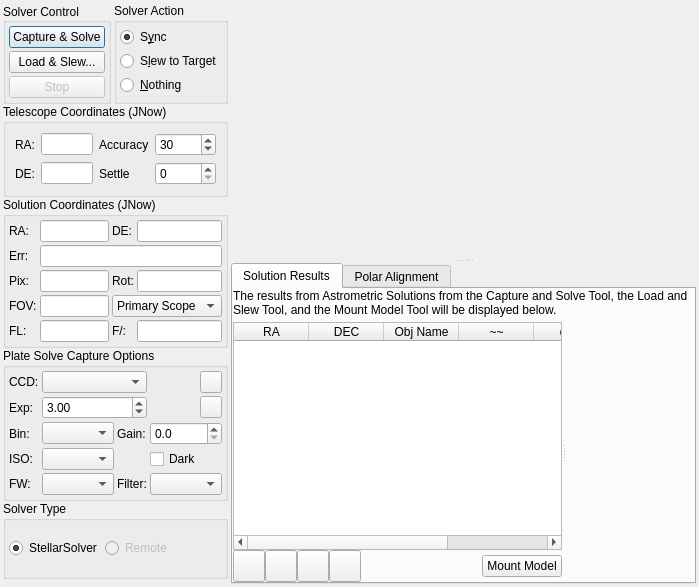
The window that kstars/ekos/align/align.ui (KDE/kstars) describes before a commit, drawn with Qt 5.
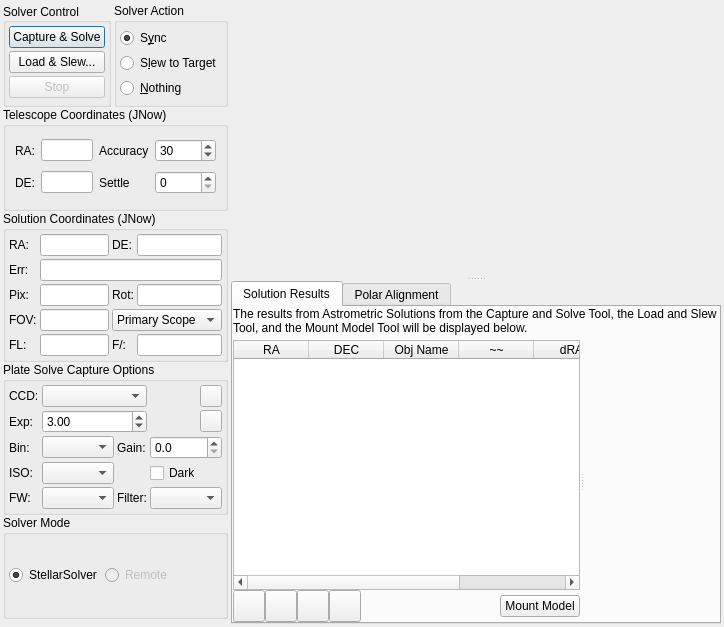
The same window after the commit. Custom widgets are drawn as their Qt base class.

Commit message: solver MODE would be used now to designate mode of operation local (stellarsolver) or remote solver. While solver TYPE would be used to differentiate among the different backends

```diff
--- a/kstars/ekos/align/align.ui
+++ b/kstars/ekos/align/align.ui
@@ -6,8 +6,8 @@
    <rect>
     <x>0</x>
     <y>0</y>
-    <width>614</width>
-    <height>587</height>
+    <width>724</width>
+    <height>627</height>
    </rect>
   </property>
   <layout class="QHBoxLayout" name="primaryLayout" stretch="1,3">
@@ -661,7 +661,7 @@
      <item>
       <widget class="QGroupBox" name="stellarSolverOptionsGroup">
        <property name="title">
-        <string>Solver Type</string>
+        <string>Solver Mode</string>
        </property>
        <layout class="QHBoxLayout" name="horizontalLayout" stretch="0,0,0">
         <property name="spacing">
```
Left out of the diff: 6 changed lines with no effect on the pictures. The commit also changes 6 other files.
